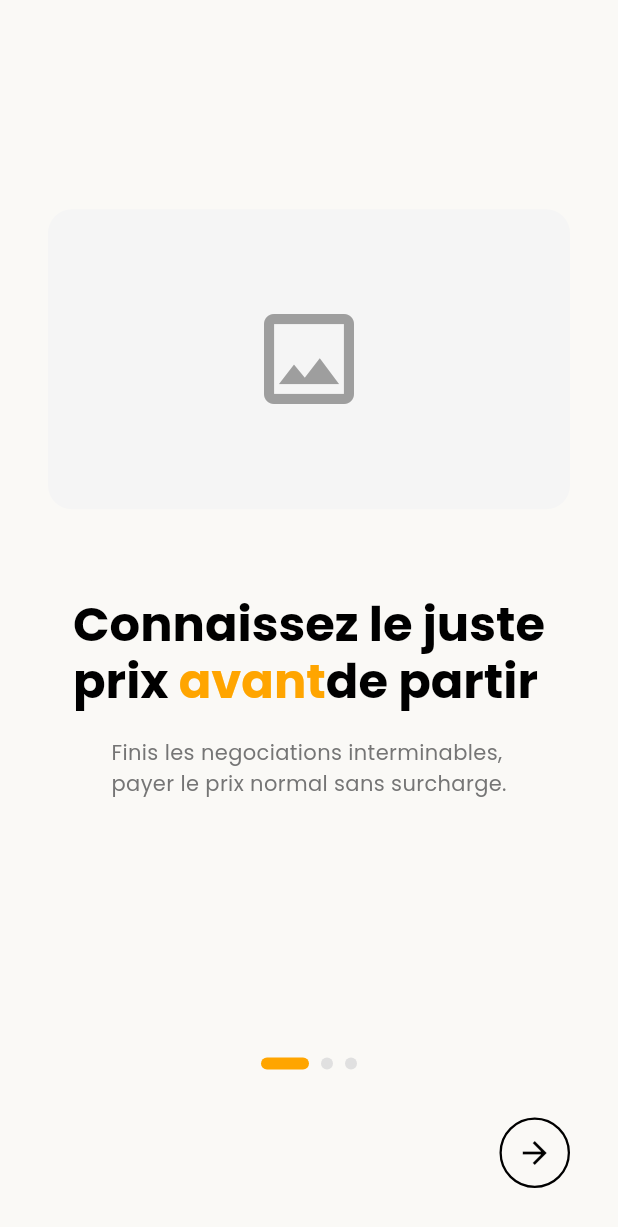
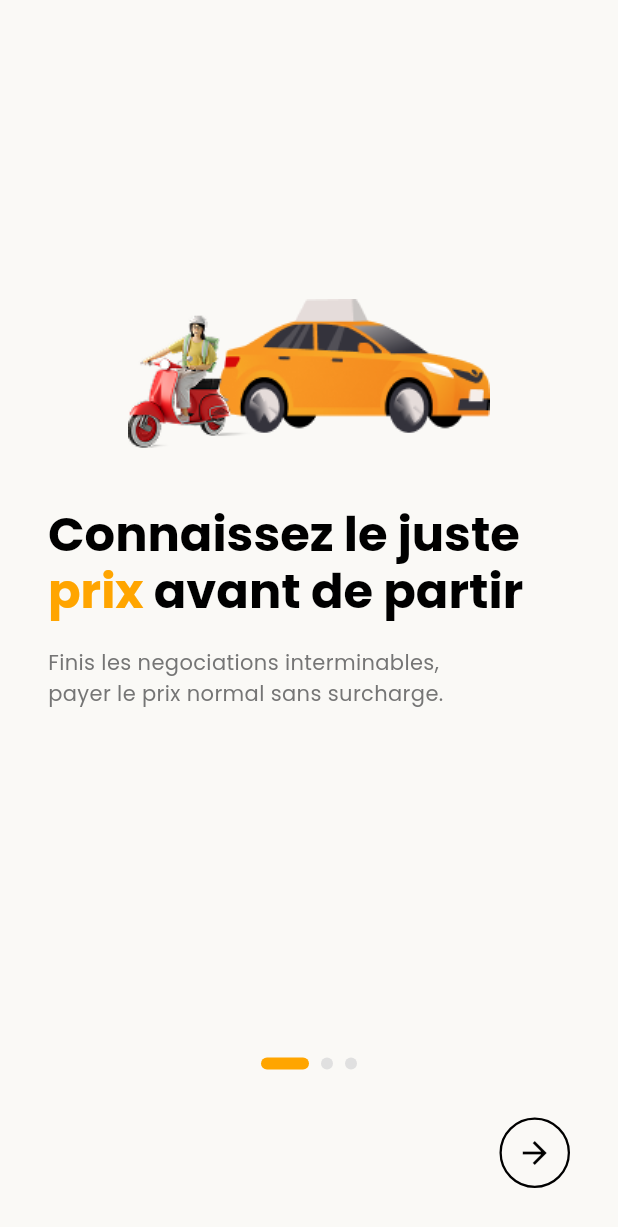
Before and after one commit to Rahim10020/neneo, a Flutter app: the OnboardingScreen screen opened by its route, on a phone screen of 412 x 824 dp. Shown: the top 1227 px of the screen. Run offline on Flutter 3.47's test engine with Material 3 defaults, Android fonts, the phone set to English and light mode, and no system bars; drawn by our look-alikes of smooth_page_indicator; our stand-ins replace geolocator, google_fonts, hive_flutter, share_plus, shared_preferences; accounts and stored records are empty.

Commit message:
correction design: premiere page onboarding

```diff
--- /dev/null
+++ b/faire.txt
@@ -0,0 +1 @@
+- Se renseigner sur les tarifs reels taxi et zemidjans dans la ville de lome; Ensuite mette a jour dans app_constants
--- a/lib/features/home/home_screen.dart
+++ b/lib/features/home/home_screen.dart
@@ -126,9 +126,7 @@ class _HomeScreenState extends State<HomeScreen> {
           style: AppTextStyles.bodyLarge,
         ),
         backgroundColor: AppColors.cardBackground,
-        shape: RoundedRectangleBorder(
-          borderRadius: BorderRadius.circular(16),
-        ),
+        shape: RoundedRectangleBorder(borderRadius: BorderRadius.circular(16)),
         actions: [
           TextButton(
             onPressed: () => Navigator.pop(context, false),
@@ -141,9 +139,7 @@ class _HomeScreenState extends State<HomeScreen> {
           ),
           ElevatedButton(
             onPressed: () => Navigator.pop(context, true),
-            style: ElevatedButton.styleFrom(
-              backgroundColor: AppColors.primary,
-            ),
+            style: ElevatedButton.styleFrom(backgroundColor: AppColors.primary),
             child: Text(
               'Autoriser',
               style: AppTextStyles.button.copyWith(
@@ -175,9 +171,7 @@ class _HomeScreenState extends State<HomeScreen> {
           style: AppTextStyles.bodyLarge,
         ),
         backgroundColor: AppColors.cardBackground,
-        shape: RoundedRectangleBorder(
-          borderRadius: BorderRadius.circular(16),
-        ),
+        shape: RoundedRectangleBorder(borderRadius: BorderRadius.circular(16)),
         actions: [
           TextButton(
             onPressed: () {
@@ -189,9 +183,7 @@ class _HomeScreenState extends State<HomeScreen> {
             },
             child: Text(
               'Continuer sans GPS',
-              style: AppTextStyles.button.copyWith(
-                color: AppColors.primary,
-              ),
+              style: AppTextStyles.button.copyWith(color: AppColors.primary),
             ),
           ),
         ],
@@ -218,9 +210,7 @@ class _HomeScreenState extends State<HomeScreen> {
           style: AppTextStyles.bodyLarge,
         ),
         backgroundColor: AppColors.cardBackground,
-        shape: RoundedRectangleBorder(
-          borderRadius: BorderRadius.circular(16),
-        ),
+        shape: RoundedRectangleBorder(borderRadius: BorderRadius.circular(16)),
         actions: [
           TextButton(
             onPressed: () {
@@ -246,9 +236,7 @@ class _HomeScreenState extends State<HomeScreen> {
                 _locationPermissionDenied = true;
               });
             },
-            style: ElevatedButton.styleFrom(
-              backgroundColor: AppColors.primary,
-            ),
+            style: ElevatedButton.styleFrom(backgroundColor: AppColors.primary),
             child: Text(
               'Ouvrir paramètres',
               style: AppTextStyles.button.copyWith(
@@ -271,7 +259,9 @@ class _HomeScreenState extends State<HomeScreen> {
       if (!mounted) return;
       ScaffoldMessenger.of(context).showSnackBar(
         const SnackBar(
-          content: Text('Permission de localisation refusée. Vous pouvez sélectionner votre position manuellement.'),
+          content: Text(
+            'Permission de localisation refusée. Vous pouvez sélectionner votre position manuellement.',
+          ),
           backgroundColor: AppColors.warning,
         ),
       );
@@ -294,7 +284,9 @@ class _HomeScreenState extends State<HomeScreen> {
       if (!mounted) return;
       ScaffoldMessenger.of(context).showSnackBar(
         const SnackBar(
-          content: Text('Impossible d\'obtenir votre position. Sélectionnez manuellement votre point de départ.'),
+          content: Text(
+            'Impossible d\'obtenir votre position. Sélectionnez manuellement votre point de départ.',
+          ),
           backgroundColor: AppColors.warning,
         ),
       );
@@ -396,7 +388,11 @@ class _HomeScreenState extends State<HomeScreen> {
 
       // Navigate to result
       if (!mounted) return;
-      Navigator.pushNamed(context, AppConstants.routeResult, arguments: trip);
+      Navigator.pushNamed(
+        context,
+        AppConstants.routeResult,
+        arguments: {'trip': trip},
+      );
     } else {
       if (!mounted) return;
       ScaffoldMessenger.of(context).showSnackBar(
@@ -426,7 +422,10 @@ class _HomeScreenState extends State<HomeScreen> {
                 Row(
                   mainAxisAlignment: MainAxisAlignment.spaceBetween,
                   children: [
-                    Text(AppConstants.appName, style: AppTextStyles.brandLogoSmall),
+                    Text(
+                      AppConstants.appName,
+                      style: AppTextStyles.brandLogoSmall,
+                    ),
                     Row(
                       children: [
                         Icon(
@@ -501,10 +500,7 @@ class _HomeScreenState extends State<HomeScreen> {
                       decoration: BoxDecoration(
                         color: AppColors.gray100,
                         borderRadius: BorderRadius.circular(8),
-                        border: Border.all(
-                          color: AppColors.gray300,
-                          width: 1,
-                        ),
+                        border: Border.all(color: AppColors.gray300, width: 1),
                       ),
                       child: Icon(
                         Icons.swap_vert,
--- a/lib/features/onboarding/onboarding_screen.dart
+++ b/lib/features/onboarding/onboarding_screen.dart
@@ -20,9 +20,9 @@ class _OnboardingScreenState extends State<OnboardingScreen> {
   final List<Map<String, String>> _pages = [
     {
       'image': 'assets/images/debut.png',
-      'titleStart': 'Connaissez le juste\nprix',
-      'titleEnd': 'de partir',
-      'highlight': 'avant',
+      'titleStart': 'Connaissez le juste',
+      'titleEnd': 'avant de partir',
+      'highlight': 'prix',
       'subtitle':
           'Finis les negociations interminables,\npayer le prix normal sans surcharge.',
     },
--- a/lib/features/onboarding/widgets/onboarding_page.dart
+++ b/lib/features/onboarding/widgets/onboarding_page.dart
@@ -25,38 +25,28 @@ class OnboardingPage extends StatelessWidget {
       child: Column(
         mainAxisAlignment: MainAxisAlignment.center,
         children: [
-          // Image placeholder (replace with actual asset)
-          Container(
-            height: 200,
-            width: double.infinity,
-            decoration: BoxDecoration(
-              color: AppColors.gray100,
-              borderRadius: BorderRadius.circular(16),
-            ),
-            child: Center(
-              child: Icon(
-                Icons.image_outlined,
-                size: 80,
-                color: AppColors.gray500,
-              ),
-            ),
-          ),
+          Image.asset(imagePath),
+          const SizedBox(height: 40),
 
-          const SizedBox(height: 60),
-
+          Column(
+            crossAxisAlignment: CrossAxisAlignment.start,
+            children: [
               // Title with highlight
               RichText(
                 textAlign: TextAlign.left,
+                softWrap: true,
                 text: TextSpan(
                   style: AppTextStyles.h1,
                   children: [
-                TextSpan(text: titleStart),
+                    TextSpan(text: "$titleStart "),
                     if (titleHighlight.isNotEmpty)
                       TextSpan(
                         text: ' $titleHighlight',
-                    style: AppTextStyles.h1.copyWith(color: AppColors.primary),
+                        style: AppTextStyles.h1.copyWith(
+                          color: AppColors.primary,
                         ),
-                TextSpan(text: titleEnd),
+                      ),
+                    TextSpan(text: " $titleEnd"),
                   ],
                 ),
               ),
@@ -71,6 +61,8 @@ class OnboardingPage extends StatelessWidget {
               ),
             ],
           ),
+        ],
+      ),
     );
   }
 }
--- a/lib/features/splash/splash_screen.dart
+++ b/lib/features/splash/splash_screen.dart
@@ -30,10 +30,10 @@ class _SplashScreenState extends State<SplashScreen> {
 
     if (isFirstLaunch) {
       // Go to onboarding
-      Navigator.pushReplacementNamed(context, AppConstants.routeOnboarding);
+      Navigator.pushReplacementNamed(context, AppConstants.routeHome);
     } else {
       // Go directly to home
-      Navigator.pushReplacementNamed(context, AppConstants.routeHome);
+      Navigator.pushReplacementNamed(context, AppConstants.routeOnboarding);
     }
   }
 
```
Lines whose indentation alone changed are shown as unchanged.
